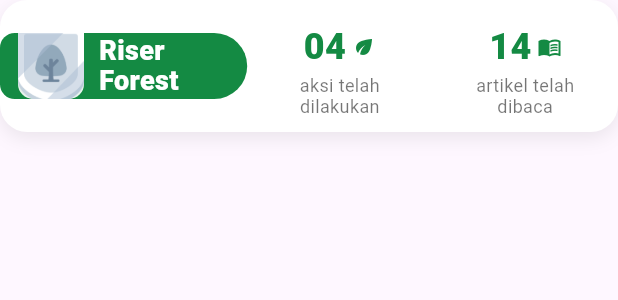
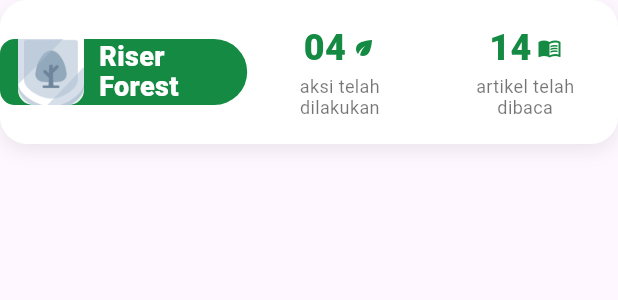
Before and after one commit to Hezkiel09/eduvogreen, a Flutter app: the HomeStatsCard widget shown alone on an empty page, opened directly, on a phone screen of 412 x 824 dp. Shown: the top 300 px of the screen. Run offline on Flutter 3.47's test engine with Material 3 defaults, Android fonts, the phone set to English and light mode, and no system bars; our stand-ins replace flutter_bloc, supabase_flutter; accounts and stored records are empty.

```diff
--- a/lib/home/home_screen.dart
+++ b/lib/home/home_screen.dart
@@ -85,7 +85,7 @@ class HomeScreen extends StatelessWidget {
                   const SizedBox(height: 12),
 
                   SizedBox(
-                    height: 230,
+                    height: 270,
                     child: ListView.separated(
                       padding: const EdgeInsets.symmetric(horizontal: 16),
                       scrollDirection: Axis.horizontal,
--- a/lib/home/widgets/home_stats_card.dart
+++ b/lib/home/widgets/home_stats_card.dart
@@ -7,7 +7,7 @@ class HomeStatsCard extends StatelessWidget {
   Widget build(BuildContext context) {
     return Container(
       // tinggi card statistik
-      height: 88,
+      height: 96,
 
       // styling card
       decoration: BoxDecoration(
@@ -114,7 +114,7 @@ class _StatItem extends StatelessWidget {
   @override
   Widget build(BuildContext context) {
     return Padding(
-      padding: const EdgeInsets.symmetric(vertical: 14),
+      padding: const EdgeInsets.symmetric(vertical: 15),
       child: Column(
         crossAxisAlignment: CrossAxisAlignment.center,
         children: [
```
